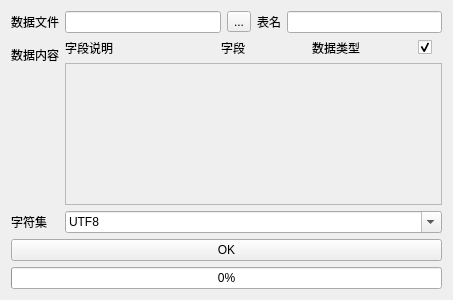
Before: the Qt Designer form src/ui/xls2db.ui in JerryAZR/xls2pgsql, drawn with Qt 5.
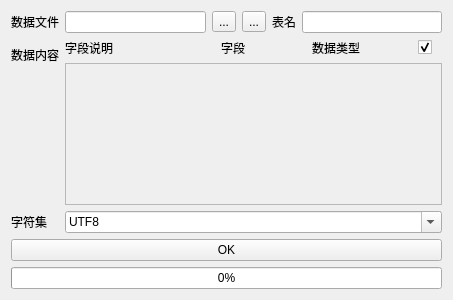
After: the same form once the commit is applied.

Diff of the .ui file:
```diff
--- a/src/ui/xls2db.ui
+++ b/src/ui/xls2db.ui
@@ -35,6 +35,16 @@
          </property>
         </widget>
        </item>
+       <item>
+        <widget class="QToolButton" name="previewBtn">
+         <property name="toolTip">
+          <string>File preview</string>
+         </property>
+         <property name="text">
+          <string>...</string>
+         </property>
+        </widget>
+       </item>
        <item>
         <widget class="QLabel" name="label_2">
          <property name="text">
```
